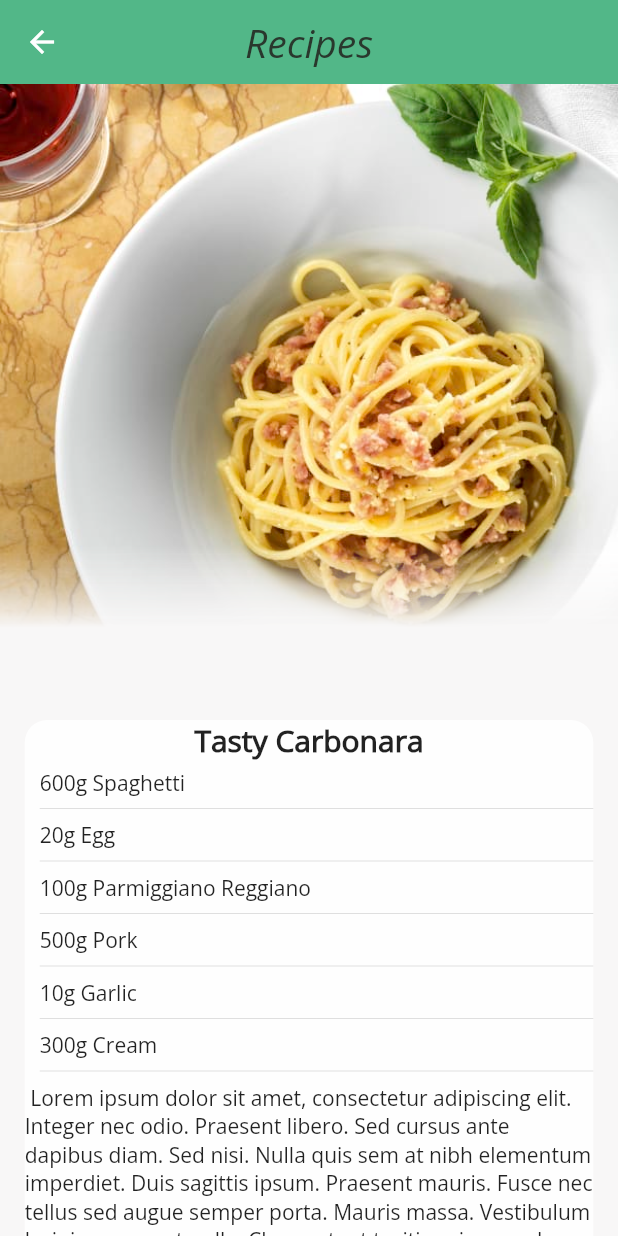
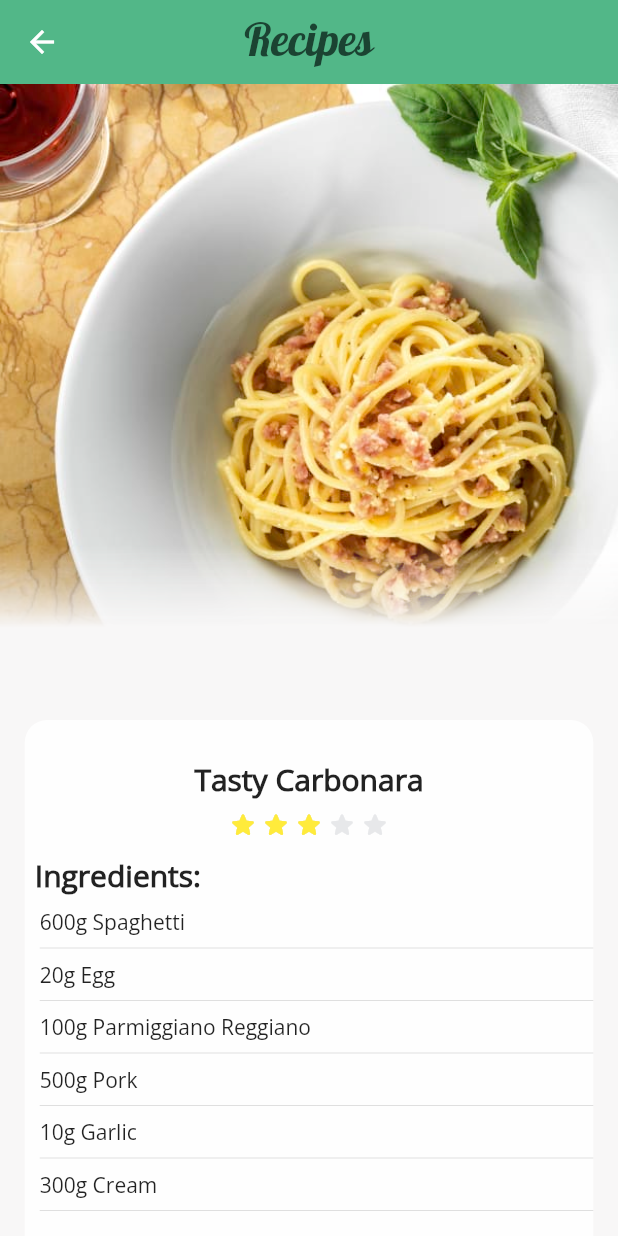
Before and after one commit to Joakim-Johansson/Munchtime, a Flutter app: the RecipePage screen opened directly, on a phone screen of 412 x 824 dp. Run offline on Flutter 3.47's test engine with Material 2 defaults, Android fonts, the phone set to English and light mode, and no system bars; drawn by our look-alikes of flutter_rating_stars.

Commit message:
RecipePage proto done

```diff
--- a/lib/main.dart
+++ b/lib/main.dart
@@ -18,12 +18,11 @@ class _MyAppState extends State<MyApp> {
     return MaterialApp(
         debugShowCheckedModeBanner: false,
         theme: ThemeData(
-          primaryColor: Color.fromARGB(255, 82, 183, 136),
-          backgroundColor: Color.fromARGB(255, 250, 255, 251),
-          bottomAppBarColor: Color.fromARGB(255, 82, 183, 136),
-          focusColor: const Color.fromARGB(255, 27, 67, 50),
-          fontFamily: 'OpenSans'
-        ),
+            primaryColor: Color.fromARGB(255, 82, 183, 136),
+            backgroundColor: Color.fromARGB(255, 250, 255, 251),
+            bottomAppBarColor: Color.fromARGB(255, 82, 183, 136),
+            focusColor: Color.fromARGB(255, 27, 67, 50),
+            fontFamily: 'OpenSans'),
         home: NavBar());
   }
 }
@@ -47,7 +46,6 @@ class _NavBarState extends State<NavBar> {
     return Scaffold(
       backgroundColor: Theme.of(context).backgroundColor,
       bottomNavigationBar: Container(
-
         child: BottomNavigationBar(
           showUnselectedLabels: false,
           unselectedItemColor: _color,
@@ -98,12 +96,10 @@ class _NavBarState extends State<NavBar> {
                 color: _color,
               ),
             ),
-
           ],
         ),
       ),
       body: Navigator(
-
         key: _pageNavigatorKey,
         onGenerateRoute: RouteGenerator.generateRoute,
       ),
--- a/lib/views/RecipeCard.dart
+++ b/lib/views/RecipeCard.dart
@@ -47,17 +47,18 @@ class _RecipeCardState extends State<RecipeCard> {
                 ),
               )),
           Container(
-            padding: EdgeInsets.fromLTRB(10, 0, 10, 5),
+            padding: const EdgeInsets.fromLTRB(10, 0, 10, 5),
             width: double.infinity,
             height: 50,
             decoration: BoxDecoration(
-              borderRadius: BorderRadius.vertical(bottom: Radius.circular(15)),
+              borderRadius:
+                  const BorderRadius.vertical(bottom: Radius.circular(15)),
               color: Colors.black.withOpacity(0.4),
             ),
             child: Row(
               mainAxisAlignment: MainAxisAlignment.spaceBetween,
               children: [
-                Text(
+                const Text(
                   "Tasty Carbonara",
                   style: TextStyle(
                     fontWeight: FontWeight.bold,
@@ -65,7 +66,7 @@ class _RecipeCardState extends State<RecipeCard> {
                     color: Colors.white,
                   ),
                 ),
-                RatingStars(
+                const RatingStars(
                   value: 3,
                   valueLabelVisibility: false,
                 )
--- a/lib/views/RecipePage.dart
+++ b/lib/views/RecipePage.dart
@@ -19,10 +19,9 @@ class _RecipesState extends State<RecipePage> {
       appBar: AppBar(
         title: const Text('Recipes',
             style: TextStyle(
-              color: Color.fromARGB(255, 41, 56, 45),
-              fontFamily: 'OpenSans',
-              fontStyle: FontStyle.italic,
-              fontSize: 26,
+              color: Color.fromARGB(255, 27, 67, 50),
+              fontFamily: 'Pattaya',
+              fontSize: 30,
             )),
         centerTitle: true,
         backgroundColor: Theme.of(context).bottomAppBarColor,
--- a/lib/widgets/RecipeInformation.dart
+++ b/lib/widgets/RecipeInformation.dart
@@ -1,4 +1,5 @@
 import 'package:flutter/material.dart';
+import 'package:flutter_rating_stars/flutter_rating_stars.dart';
 
 class RecipeInformation extends StatelessWidget {
   final tempIngredients = [
@@ -8,6 +9,13 @@ class RecipeInformation extends StatelessWidget {
     "500g Pork",
     "10g Garlic",
     "300g Cream"
+  ];
+
+  final tempInstructions = [
+    "Cook Pasta",
+    "Fry pork",
+    "Whisk Eggs",
+    "Put Cheese on top"
   ];
 
   List<Widget> dummylist =
@@ -26,21 +34,50 @@ class RecipeInformation extends StatelessWidget {
           width: MediaQuery.of(context).size.width * 0.92,
           child: Column(
             children: [
-              Text(
+              const Text(
                 "Tasty Carbonara",
-                style: TextStyle(fontSize: 20, fontWeight: FontWeight.bold),
+                style: TextStyle(
+                    fontSize: 20, fontWeight: FontWeight.bold, height: 3),
                 textAlign: TextAlign.left,
               ),
+              const RatingStars(
+                value: 3,
+                valueLabelVisibility: false,
+              ),
+              Align(
+                alignment: Alignment(-0.95, 0),
+                child: const Text(
+                  "Ingredients:",
+                  style: TextStyle(
+                      fontSize: 20, fontWeight: FontWeight.bold, height: 2),
+                ),
+              ),
               Container(
-                padding: EdgeInsets.fromLTRB(10, 5, 0, 0),
+                padding: const EdgeInsets.fromLTRB(10, 5, 0, 0),
                 child: ListView.builder(
                     physics: const NeverScrollableScrollPhysics(),
                     shrinkWrap: true,
                     itemCount: tempIngredients.length * 2,
-                    itemBuilder: ((context, index) => getData(context, index))),
+                    itemBuilder: ((context, index) =>
+                        getIngredients(context, index))),
               ),
-              Text(
-                  " Lorem ipsum dolor sit amet, consectetur adipiscing elit. Integer nec odio. Praesent libero. Sed cursus ante dapibus diam. Sed nisi. Nulla quis sem at nibh elementum imperdiet. Duis sagittis ipsum. Praesent mauris. Fusce nec tellus sed augue semper porta. Mauris massa. Vestibulum lacinia arcu eget nulla. Class aptent taciti sociosqu ad litora torquent per conubia nostra, per inceptos himenaeos."),
+              Align(
+                alignment: Alignment(-0.95, 0),
+                child: const Text(
+                  "Instructions:",
+                  style: TextStyle(
+                      fontSize: 20, fontWeight: FontWeight.bold, height: 2),
+                ),
+              ),
+              Container(
+                padding: const EdgeInsets.fromLTRB(10, 5, 0, 0),
+                child: ListView.builder(
+                    physics: const NeverScrollableScrollPhysics(),
+                    shrinkWrap: true,
+                    itemCount: tempInstructions.length * 2,
+                    itemBuilder: ((context, index) =>
+                        getInstructions(context, index))),
+              ),
             ],
           ),
         ),
@@ -48,9 +85,17 @@ class RecipeInformation extends StatelessWidget {
     ]);
   }
 
-  Widget getData(BuildContext context, int i) {
+  Widget getIngredients(BuildContext context, int i) {
     if (i.isOdd) return const Divider();
     final index = i ~/ 2;
-    return Text(tempIngredients[index]);
+    return Text(tempIngredients[index],
+        style: const TextStyle(decorationStyle: TextDecorationStyle.dotted));
+  }
+
+  Widget getInstructions(BuildContext context, int i) {
+    if (i.isOdd) return const Divider();
+    final index = i ~/ 2;
+    return Text(
+        (i / 2 + 1).toInt().toString() + ". " + tempInstructions[index]);
   }
 }
```
Also changed, not shown: lib/views/RecipeList.dart (+4 -6 lines).
